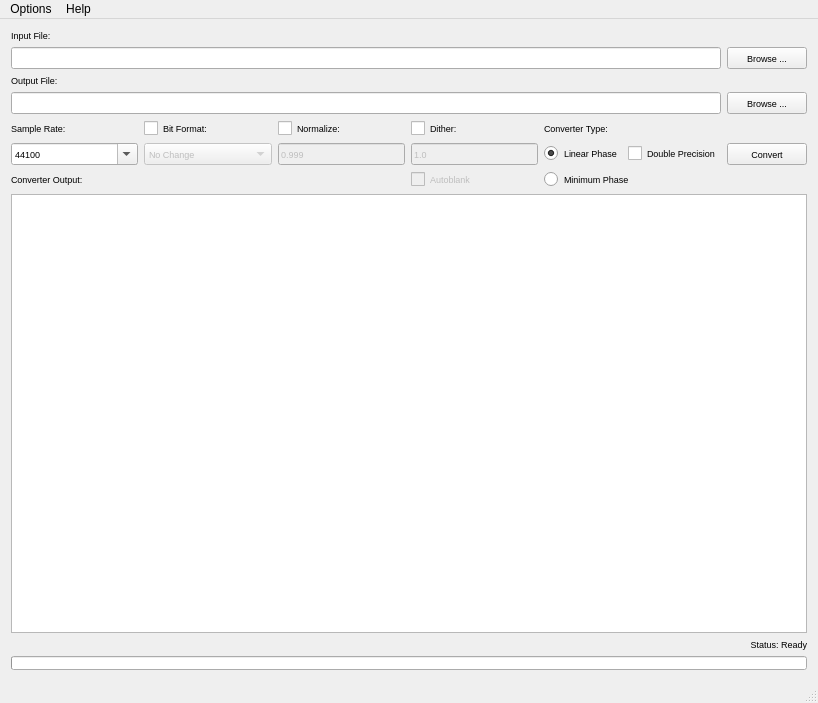
Qt form ferocious/mainwindow.ui (jniemann66/ferocious) before a commit.
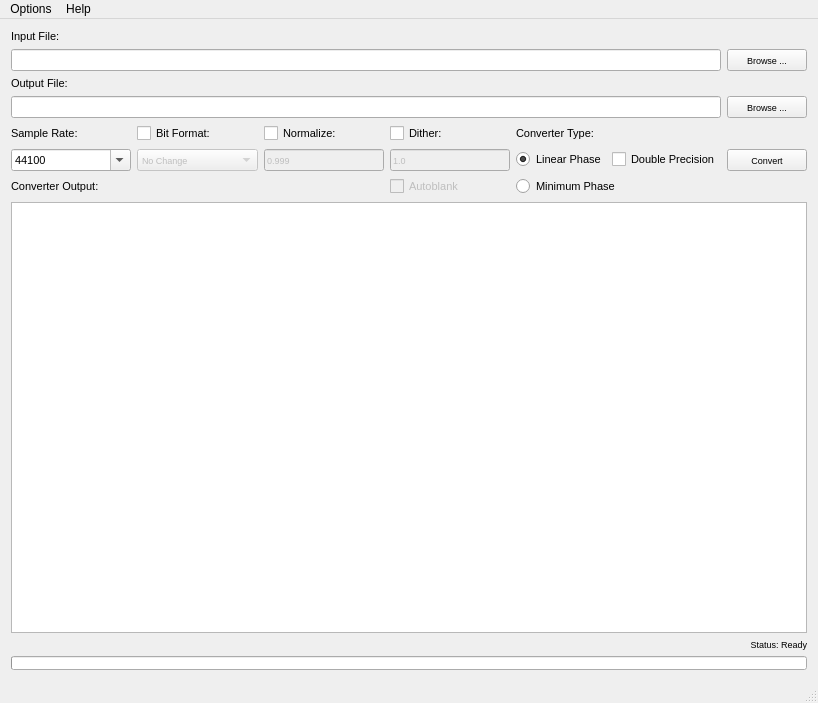
The same form after that commit. Icons and pictures are not drawn. Custom widgets are drawn as their Qt base class.

Commit message: increaed font size of labels to 8pt

```diff
--- a/ferocious/mainwindow.ui
+++ b/ferocious/mainwindow.ui
@@ -52,7 +52,7 @@
       </property>
       <property name="font">
        <font>
-        <pointsize>7</pointsize>
+        <pointsize>8</pointsize>
         <italic>false</italic>
         <bold>false</bold>
         <underline>false</underline>
@@ -125,7 +125,7 @@
       </property>
       <property name="font">
        <font>
-        <pointsize>7</pointsize>
+        <pointsize>8</pointsize>
         <italic>false</italic>
         <bold>false</bold>
         <underline>false</underline>
@@ -255,7 +255,7 @@
       </property>
       <property name="font">
        <font>
-        <pointsize>7</pointsize>
+        <pointsize>8</pointsize>
         <italic>false</italic>
         <bold>false</bold>
         <underline>false</underline>
@@ -280,7 +280,7 @@
       </property>
       <property name="font">
        <font>
-        <pointsize>7</pointsize>
+        <pointsize>8</pointsize>
         <italic>false</italic>
         <bold>false</bold>
         <underline>false</underline>
@@ -304,7 +304,7 @@
      <widget class="QLabel" name="SampleRateLabel">
       <property name="font">
        <font>
-        <pointsize>7</pointsize>
+        <pointsize>8</pointsize>
         <italic>false</italic>
         <bold>false</bold>
         <underline>false</underline>
@@ -373,7 +373,7 @@
       </property>
       <property name="font">
        <font>
-        <pointsize>7</pointsize>
+        <pointsize>8</pointsize>
         <italic>false</italic>
         <bold>false</bold>
         <underline>false</underline>
@@ -508,7 +508,7 @@
       </property>
       <property name="font">
        <font>
-        <pointsize>7</pointsize>
+        <pointsize>8</pointsize>
         <italic>false</italic>
         <bold>false</bold>
         <underline>false</underline>
@@ -609,7 +609,7 @@
       </property>
       <property name="font">
        <font>
-        <pointsize>7</pointsize>
+        <pointsize>8</pointsize>
         <italic>false</italic>
         <bold>false</bold>
         <underline>false</underline>
@@ -631,7 +631,7 @@
      <widget class="QLabel" name="OutfileLabel">
       <property name="font">
        <font>
-        <pointsize>7</pointsize>
+        <pointsize>8</pointsize>
         <italic>false</italic>
         <bold>false</bold>
         <underline>false</underline>
@@ -695,7 +695,7 @@
       </property>
       <property name="font">
        <font>
-        <pointsize>7</pointsize>
+        <pointsize>8</pointsize>
         <italic>false</italic>
         <bold>false</bold>
         <underline>false</underline>
@@ -805,7 +805,7 @@
       </property>
       <property name="font">
        <font>
-        <pointsize>7</pointsize>
+        <pointsize>8</pointsize>
         <italic>false</italic>
         <bold>false</bold>
         <underline>false</underline>
@@ -858,7 +858,7 @@
      <widget class="QLabel" name="InfileLabel">
       <property name="font">
        <font>
-        <pointsize>7</pointsize>
+        <pointsize>8</pointsize>
         <italic>false</italic>
         <bold>false</bold>
         <underline>false</underline>
@@ -882,7 +882,7 @@
       </property>
       <property name="font">
        <font>
-        <pointsize>7</pointsize>
+        <pointsize>8</pointsize>
         <italic>false</italic>
         <bold>false</bold>
         <underline>false</underline>
@@ -903,7 +903,7 @@
      <widget class="QLabel" name="ConverterOutputLabel">
       <property name="font">
        <font>
-        <pointsize>7</pointsize>
+        <pointsize>8</pointsize>
         <italic>false</italic>
         <bold>false</bold>
         <underline>false</underline>
```
Left out of the diff: 9 changed lines with no effect on the pictures.
